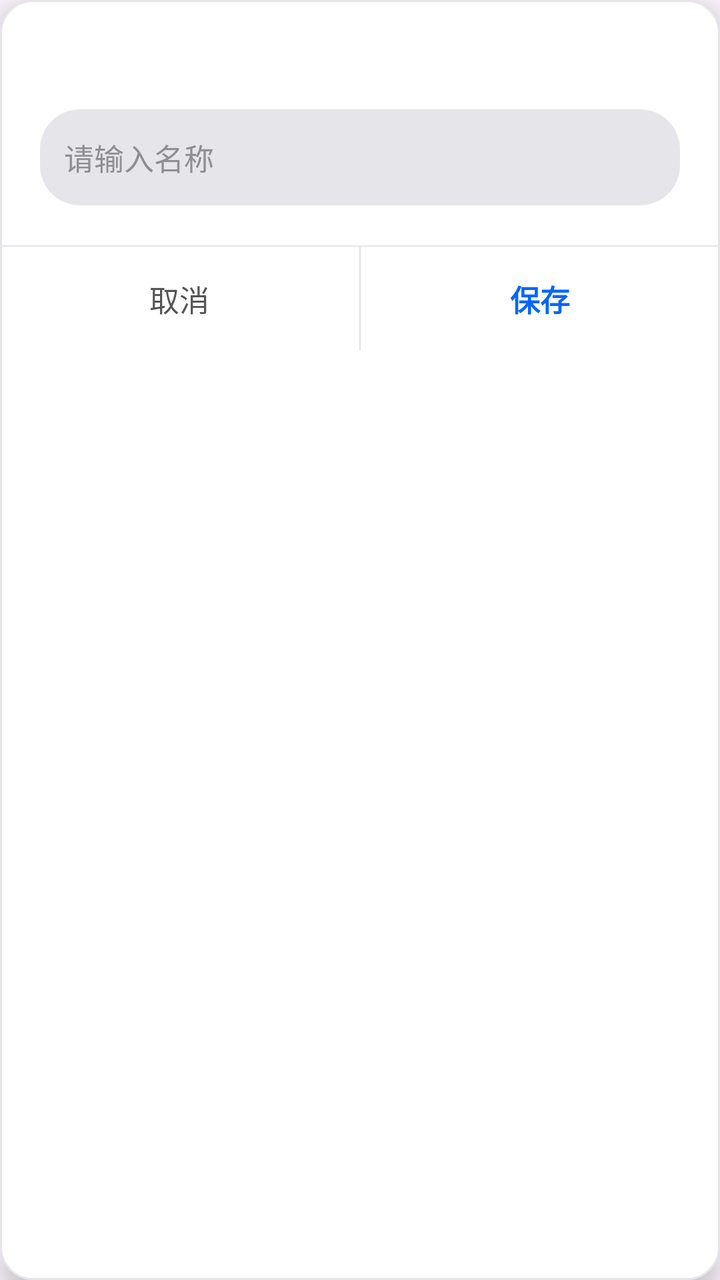
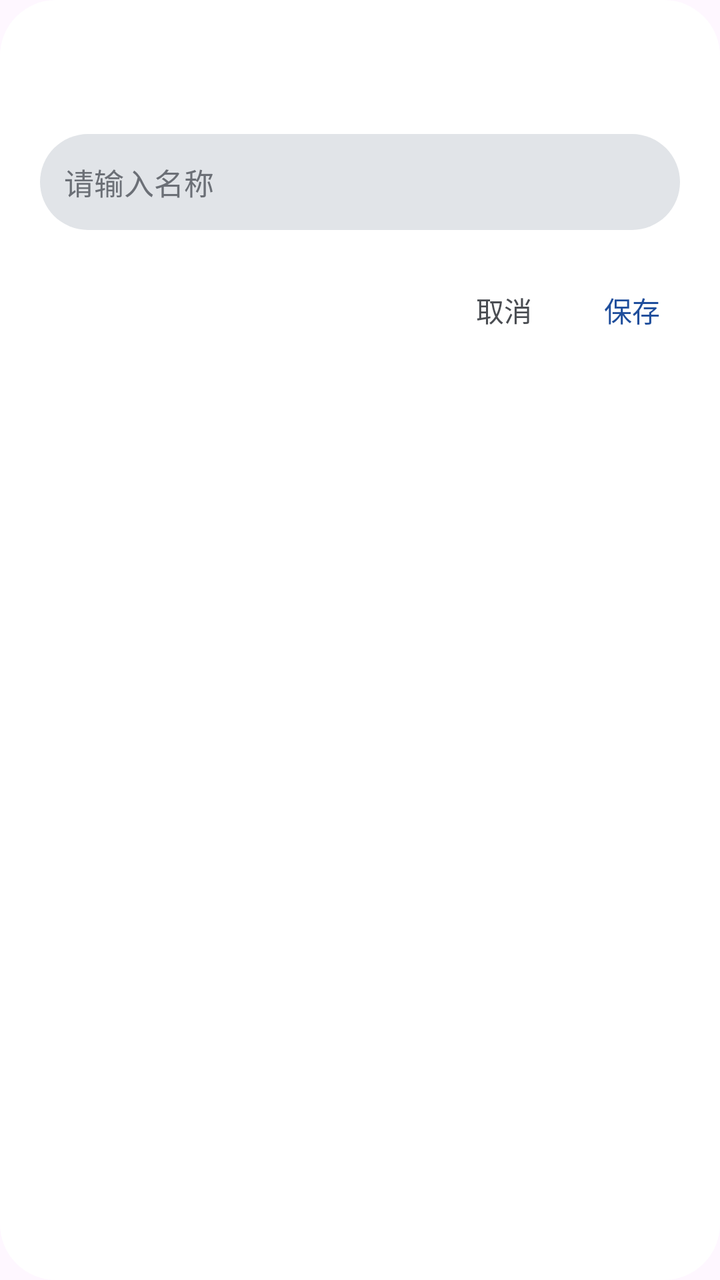

Two renders of the same Android screen: before a commit and after it. Below are the layout's source before the change and the commit's diff.
<!-- AndroidManifest.xml: application theme Theme.TransitU -->
<!-- res/layout/dialog_text_input.xml -->
<?xml version="1.0" encoding="utf-8"?>
<LinearLayout xmlns:android="http://schemas.android.com/apk/res/android"
    android:layout_width="280dp"
    android:layout_height="wrap_content"
    android:orientation="vertical"
    android:background="@drawable/bg_content_card"
    android:elevation="8dp">

    <TextView
        android:id="@+id/dialogInputTitle"
        android:layout_width="match_parent"
        android:layout_height="wrap_content"
        android:textColor="#1A1A1A"
        android:textSize="17sp"
        android:textStyle="bold"
        android:gravity="center"
        android:paddingStart="20dp"
        android:paddingEnd="20dp"
        android:paddingTop="22dp"
        android:paddingBottom="10dp" />

    <EditText
        android:id="@+id/dialogInput"
        android:layout_width="match_parent"
        android:layout_height="48dp"
        android:hint="请输入名称"
        android:textColor="#1A1A1A"
        android:textColorHint="#8E8E93"
        android:textSize="15sp"
        android:singleLine="true"
        android:inputType="text"
        android:background="@drawable/bg_chip_default"
        android:paddingStart="12dp"
        android:paddingEnd="12dp"
        android:layout_marginStart="20dp"
        android:layout_marginEnd="20dp"
        android:layout_marginBottom="20dp" />

    <View
        android:layout_width="match_parent"
        android:layout_height="0.5dp"
        android:background="#E5E5EA" />

    <LinearLayout
        android:layout_width="match_parent"
        android:layout_height="52dp"
        android:orientation="horizontal">

        <TextView
            android:id="@+id/dialogInputCancel"
            android:layout_width="0dp"
            android:layout_height="match_parent"
            android:layout_weight="1"
            android:text="取消"
            android:textColor="#555555"
            android:textSize="15sp"
            android:gravity="center"
            android:clickable="true"
            android:focusable="true" />

        <View
            android:layout_width="0.5dp"
            android:layout_height="match_parent"
            android:background="#E5E5EA" />

        <TextView
            android:id="@+id/dialogInputConfirm"
            android:layout_width="0dp"
            android:layout_height="match_parent"
            android:layout_weight="1"
            android:text="保存"
            android:textColor="#0066FF"
            android:textSize="15sp"
            android:textStyle="bold"
            android:gravity="center"
            android:clickable="true"
            android:focusable="true" />
    </LinearLayout>
</LinearLayout>
<!-- resources referenced by this layout -->
<resources>
  <!-- drawable bg_chip_default (drawable) -->
  <?xml version="1.0" encoding="utf-8"?>
  <shape xmlns:android="http://schemas.android.com/apk/res/android">
      <solid android:color="#E5E5EA" />
      <corners android:radius="20dp" />
  </shape>
  <!-- drawable bg_content_card (drawable) -->
  <?xml version="1.0" encoding="utf-8"?>
  <shape xmlns:android="http://schemas.android.com/apk/res/android">
      <solid android:color="#FFFFFF" />
      <corners android:radius="16dp" />
      <stroke android:width="1dp" android:color="#E5E5EA" />
  </shape>
  <style name="Theme.TransitU" parent="Theme.Material3.DayNight.NoActionBar">
          
          <item name="android:textSelectHandle">@drawable/tu_text_select_handle_middle</item>
          <item name="android:textSelectHandleLeft">@drawable/tu_text_select_handle_left</item>
          <item name="android:textSelectHandleRight">@drawable/tu_text_select_handle_right</item>
  
          
          <item name="android:textColorHighlight">@color/m3_highlighted_text</item>
      </style>
  <!-- drawable tu_text_select_handle_middle (drawable) -->
  <?xml version="1.0" encoding="utf-8"?>
  <bitmap xmlns:android="http://schemas.android.com/apk/res/android"
      android:src="@drawable/abc_text_select_handle_middle_mtrl"
      android:tint="?attr/colorPrimary"
      android:tintMode="src_in" />
  <!-- drawable tu_text_select_handle_left (drawable) -->
  <?xml version="1.0" encoding="utf-8"?>
  <bitmap xmlns:android="http://schemas.android.com/apk/res/android"
      android:src="@drawable/abc_text_select_handle_left_mtrl"
      android:tint="?attr/colorPrimary"
      android:tintMode="src_in" />
  <!-- drawable tu_text_select_handle_right (drawable) -->
  <?xml version="1.0" encoding="utf-8"?>
  <bitmap xmlns:android="http://schemas.android.com/apk/res/android"
      android:src="@drawable/abc_text_select_handle_right_mtrl"
      android:tint="?attr/colorPrimary"
      android:tintMode="src_in" />
</resources>

<!-- the commit's change to res/layout/dialog_text_input.xml (unified diff, before → after) -->
@@ -1,31 +1,29 @@
 <?xml version="1.0" encoding="utf-8"?>
 <LinearLayout xmlns:android="http://schemas.android.com/apk/res/android"
-    android:layout_width="280dp"
+    android:layout_width="312dp"
     android:layout_height="wrap_content"
     android:orientation="vertical"
-    android:background="@drawable/bg_content_card"
-    android:elevation="8dp">
+    android:background="@drawable/bg_dialog">
 
     <TextView
         android:id="@+id/dialogInputTitle"
         android:layout_width="match_parent"
         android:layout_height="wrap_content"
-        android:textColor="#1A1A1A"
-        android:textSize="17sp"
-        android:textStyle="bold"
-        android:gravity="center"
-        android:paddingStart="20dp"
-        android:paddingEnd="20dp"
-        android:paddingTop="22dp"
-        android:paddingBottom="10dp" />
+        android:textColor="@color/ink"
+        android:textSize="20sp"
+        android:paddingStart="24dp"
+        android:paddingEnd="24dp"
+        android:paddingTop="24dp"
+        android:paddingBottom="16dp"
+        android:fontFamily="sans-serif-medium" />
 
     <EditText
         android:id="@+id/dialogInput"
         android:layout_width="match_parent"
         android:layout_height="48dp"
         android:hint="请输入名称"
-        android:textColor="#1A1A1A"
-        android:textColorHint="#8E8E93"
+        android:textColor="@color/ink"
+        android:textColorHint="@color/ink_3"
         android:textSize="15sp"
         android:singleLine="true"
         android:inputType="text"
@@ -36,44 +34,45 @@
         android:layout_marginEnd="20dp"
         android:layout_marginBottom="20dp" />
 
-    <View
-        android:layout_width="match_parent"
-        android:layout_height="0.5dp"
-        android:background="#E5E5EA" />
-
     <LinearLayout
         android:layout_width="match_parent"
-        android:layout_height="52dp"
-        android:orientation="horizontal">
+        android:layout_height="wrap_content"
+        android:orientation="horizontal"
+        android:gravity="end|center_vertical"
+        android:paddingStart="12dp"
+        android:paddingEnd="12dp"
+        android:paddingBottom="12dp">
 
         <TextView
             android:id="@+id/dialogInputCancel"
-            android:layout_width="0dp"
-            android:layout_height="match_parent"
-            android:layout_weight="1"
+            android:layout_width="wrap_content"
+            android:layout_height="40dp"
             android:text="取消"
-            android:textColor="#555555"
-            android:textSize="15sp"
+            android:textColor="@color/ink_2"
+            android:textSize="14sp"
             android:gravity="center"
             android:clickable="true"
-            android:focusable="true" />
-
-        <View
-            android:layout_width="0.5dp"
-            android:layout_height="match_parent"
-            android:background="#E5E5EA" />
+            android:focusable="true"
+            android:minWidth="64dp"
+            android:paddingStart="12dp"
+            android:paddingEnd="12dp"
+            android:fontFamily="sans-serif-medium"
+            android:background="@drawable/bg_text_button" />
 
         <TextView
             android:id="@+id/dialogInputConfirm"
-            android:layout_width="0dp"
-            android:layout_height="match_parent"
-            android:layout_weight="1"
+            android:layout_width="wrap_content"
+            android:layout_height="40dp"
             android:text="保存"
-            android:textColor="#0066FF"
-            android:textSize="15sp"
-            android:textStyle="bold"
+            android:textColor="@color/accent"
+            android:textSize="14sp"
             android:gravity="center"
             android:clickable="true"
-            android:focusable="true" />
+            android:focusable="true"
+            android:minWidth="64dp"
+            android:paddingStart="12dp"
+            android:paddingEnd="12dp"
+            android:fontFamily="sans-serif-medium"
+            android:background="@drawable/bg_text_button" />
     </LinearLayout>
 </LinearLayout>
<!-- resource entries referenced after the edit -->
@@ -1,18 +1,32 @@
 <!-- resources referenced by this layout -->
 <resources>
+  <color name="accent">#1F4E9C</color>
+  <color name="ink">#1B1C1E</color>
+  <color name="ink_2">#4A4D52</color>
+  <color name="ink_3">#6B6F76</color>
   <!-- drawable bg_chip_default (drawable) -->
   <?xml version="1.0" encoding="utf-8"?>
   <shape xmlns:android="http://schemas.android.com/apk/res/android">
-      <solid android:color="#E5E5EA" />
-      <corners android:radius="20dp" />
+      <solid android:color="@color/line" />
+      <corners android:radius="999dp" />
   </shape>
-  <!-- drawable bg_content_card (drawable) -->
+  <!-- drawable bg_dialog (drawable) -->
   <?xml version="1.0" encoding="utf-8"?>
   <shape xmlns:android="http://schemas.android.com/apk/res/android">
-      <solid android:color="#FFFFFF" />
-      <corners android:radius="16dp" />
-      <stroke android:width="1dp" android:color="#E5E5EA" />
+      <solid android:color="@color/surface" />
+      <corners android:radius="28dp" />
   </shape>
+  <!-- drawable bg_text_button (drawable) -->
+  <?xml version="1.0" encoding="utf-8"?>
+  <ripple xmlns:android="http://schemas.android.com/apk/res/android"
+      android:color="#1F1B1C1E">
+      <item android:id="@android:id/mask">
+          <shape>
+              <solid android:color="@android:color/white" />
+              <corners android:radius="999dp" />
+          </shape>
+      </item>
+  </ripple>
   <style name="Theme.TransitU" parent="Theme.Material3.DayNight.NoActionBar">
           
           <item name="android:textSelectHandle">@drawable/tu_text_select_handle_middle</item>
@@ -22,6 +36,8 @@
           
           <item name="android:textColorHighlight">@color/m3_highlighted_text</item>
       </style>
+  <color name="line">#E1E4E8</color>
+  <color name="surface">#FFFFFF</color>
   <!-- drawable tu_text_select_handle_middle (drawable) -->
   <?xml version="1.0" encoding="utf-8"?>
   <bitmap xmlns:android="http://schemas.android.com/apk/res/android"
